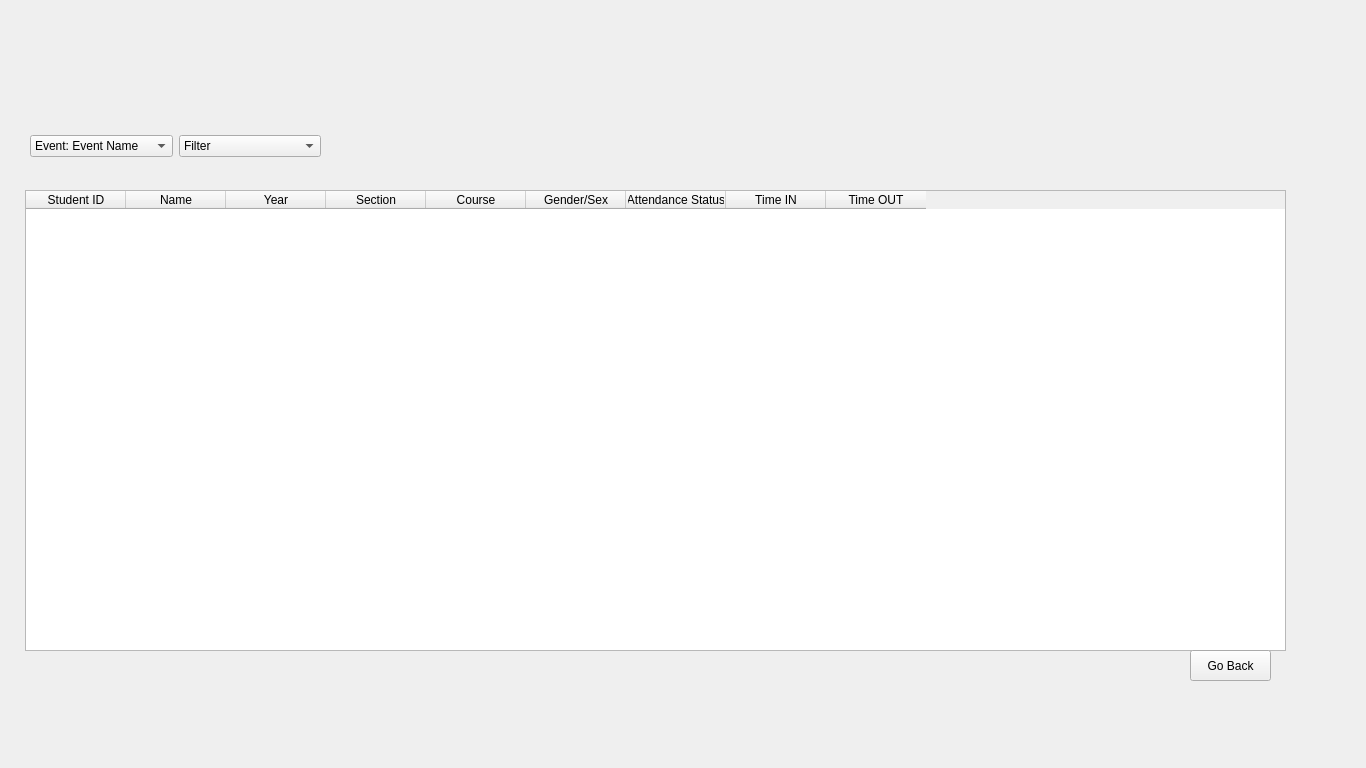
The window that frontend/ui/Event Manager/Attendance.ui (ziminni/master-route-navigation) describes before a commit, drawn with Qt 5.
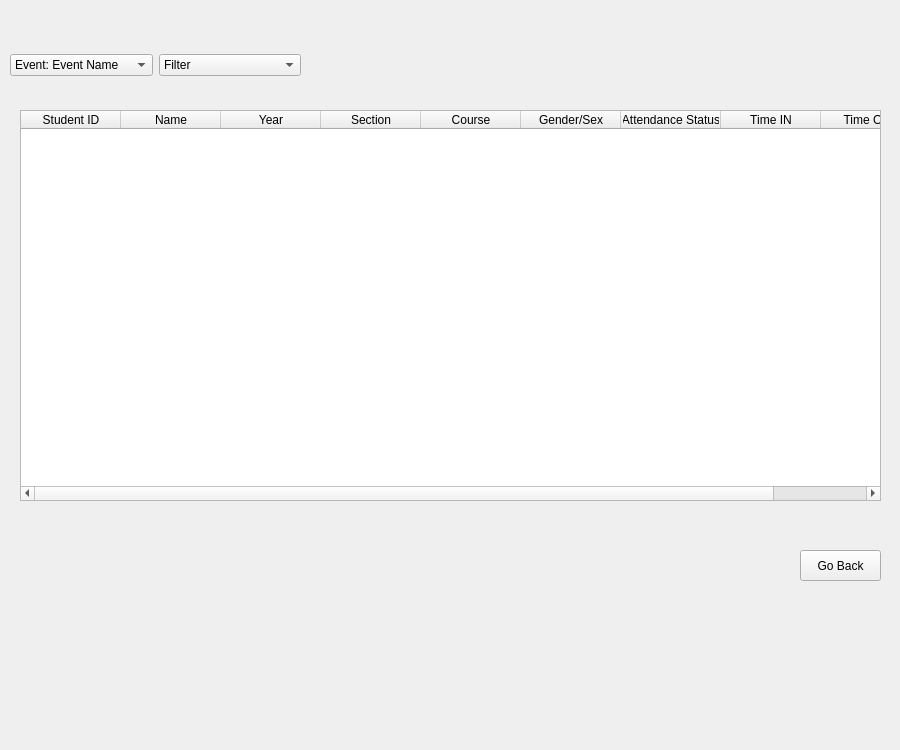
The same window after the commit.

```diff
--- a/frontend/ui/Event Manager/Attendance.ui
+++ b/frontend/ui/Event Manager/Attendance.ui
@@ -6,8 +6,8 @@
    <rect>
     <x>0</x>
     <y>0</y>
-    <width>1366</width>
-    <height>768</height>
+    <width>900</width>
+    <height>750</height>
    </rect>
   </property>
   <property name="windowTitle">
@@ -16,10 +16,10 @@
   <widget class="QWidget" name="verticalLayoutWidget">
    <property name="geometry">
     <rect>
-     <x>20</x>
-     <y>50</y>
-     <width>1271</width>
-     <height>661</height>
+     <x>10</x>
+     <y>20</y>
+     <width>891</width>
+     <height>591</height>
     </rect>
    </property>
    <layout class="QVBoxLayout" name="AttendanceLAyout">
@@ -28,10 +28,10 @@
       <widget class="QTableWidget" name="tableWidget">
        <property name="geometry">
         <rect>
-         <x>5</x>
-         <y>140</y>
-         <width>1261</width>
-         <height>461</height>
+         <x>10</x>
+         <y>90</y>
+         <width>861</width>
+         <height>391</height>
         </rect>
        </property>
        <attribute name="verticalHeaderStretchLastSection">
@@ -86,8 +86,8 @@
       <widget class="QWidget" name="widget_3" native="true">
        <property name="geometry">
         <rect>
-         <x>10</x>
-         <y>61</y>
+         <x>0</x>
+         <y>10</y>
          <width>291</width>
          <height>71</height>
         </rect>
@@ -116,8 +116,8 @@
       <widget class="QPushButton" name="pushButton_4">
        <property name="geometry">
         <rect>
-         <x>1170</x>
-         <y>600</y>
+         <x>790</x>
+         <y>530</y>
          <width>81</width>
          <height>31</height>
         </rect>
```
